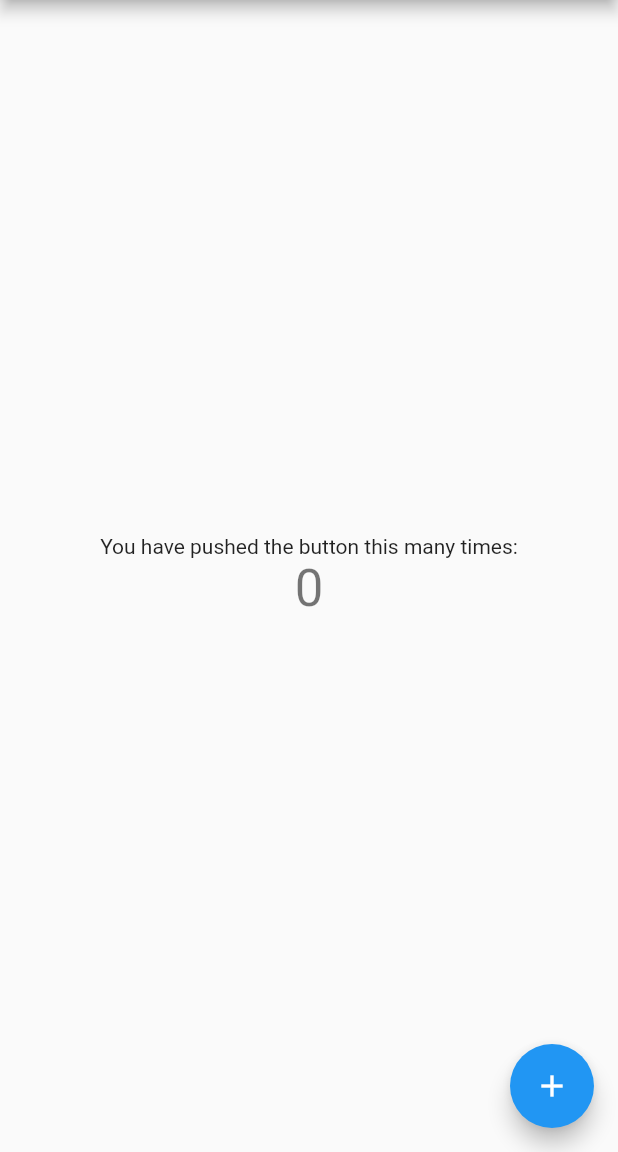
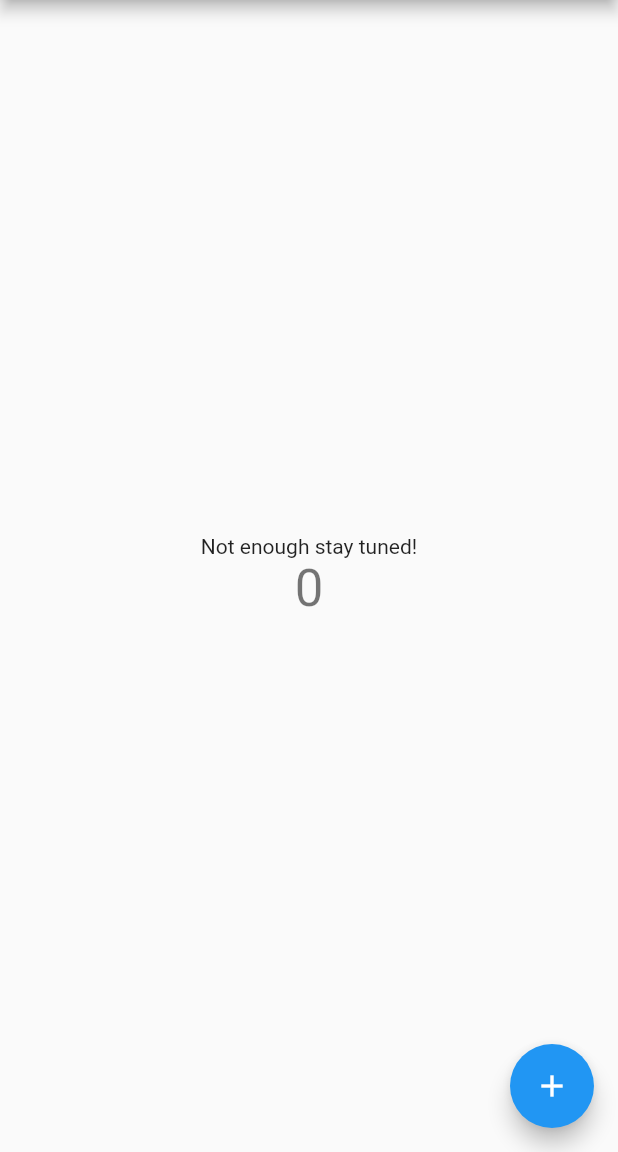
Before and after one commit to sdiegas-zuehlke/counter_riverpod, a Flutter app: the screen it shows after launch, on a phone screen of 412 x 824 dp, the part 84-1236 px from its top. Run offline on Flutter 3.47's test engine with Material 2 defaults, Android fonts, the phone set to English and light mode, and no system bars; our stand-ins replace flutter_riverpod.

Commit message:
Added motivationalText based on counter value

```diff
--- a/lib/main.dart
+++ b/lib/main.dart
@@ -22,6 +22,17 @@ class MyApp extends StatelessWidget {
 
 final numberProvider = StateProvider.autoDispose<int>((ref) => 0);
 
+final motivationalTextProvider = Provider.autoDispose<String>((ref) {
+  final numberValue = ref.watch(numberProvider);
+  if (numberValue < 11) {
+    return "Not enough stay tuned!";
+  } else if (numberValue < 21) {
+    return "Not bad, come there is possible even more!";
+  } else {
+    return "Ok you can stop now!";
+  }
+});
+
 class MyHomePage extends ConsumerWidget {
   const MyHomePage({Key? key, required this.title}) : super(key: key);
 
@@ -30,6 +41,7 @@ class MyHomePage extends ConsumerWidget {
   @override
   Widget build(BuildContext context, WidgetRef ref) {
     final numberState = ref.watch(numberProvider);
+    final motivationalText = ref.watch(motivationalTextProvider);
     return Scaffold(
       appBar: AppBar(
         title: Text(title),
@@ -38,8 +50,8 @@ class MyHomePage extends ConsumerWidget {
         child: Column(
           mainAxisAlignment: MainAxisAlignment.center,
           children: <Widget>[
-            const Text(
-              'You have pushed the button this many times:',
+            Text(
+              motivationalText,
             ),
             Text(
               '$numberState',
```
Also changed, not shown: 2 other files.
